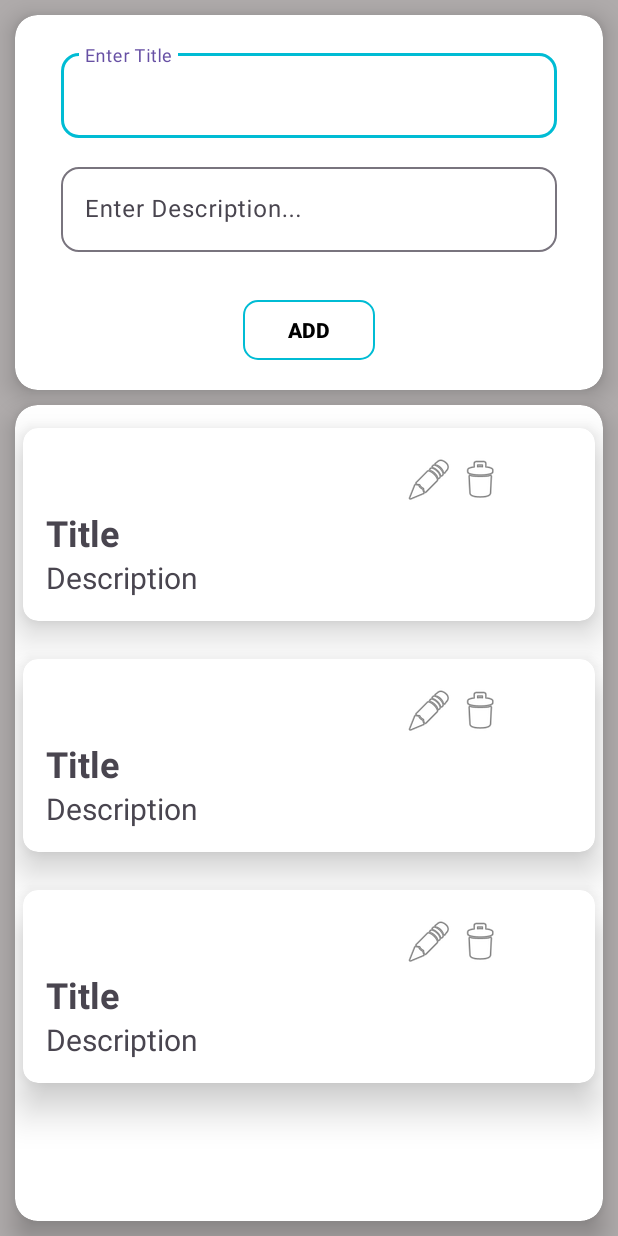
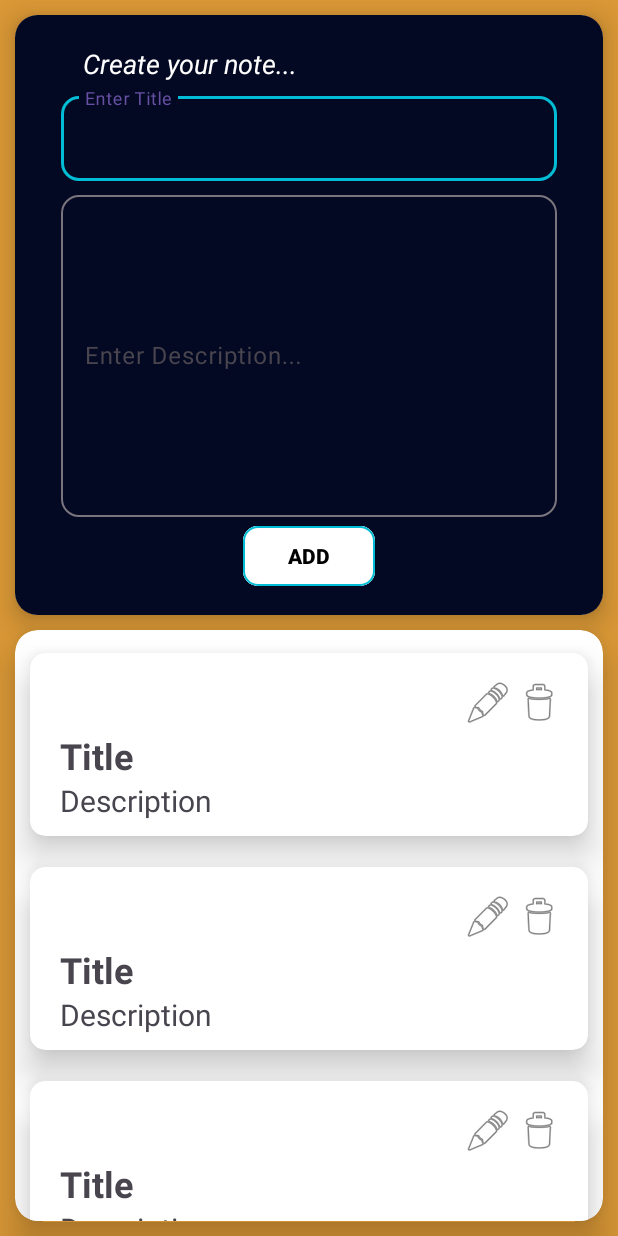
Before and after one commit to salauddin96/FireStoreFirebase, an Android app: the layout activity_main.xml on its own in the app's theme, with its tools: preview values and no code run, on a phone screen of 412 x 824 dp. Run offline under Robolectric (Android 15) with nearby library versions, the phone set to English and light mode, and no system bars.

Commit message:
upadete activity

```diff
--- /dev/null
+++ b/app/src/main/res/drawable/edit.xml
@@ -0,0 +1,5 @@
+<vector android:height="24dp" android:tint="#000000"
+    android:viewportHeight="24" android:viewportWidth="24"
+    android:width="24dp" xmlns:android="http://schemas.android.com/apk/res/android">
+    <path android:fillColor="@android:color/white" android:pathData="M3,10h11v2H3V10zM3,8h11V6H3V8zM3,16h7v-2H3V16zM18.01,12.87l0.71,-0.71c0.39,-0.39 1.02,-0.39 1.41,0l0.71,0.71c0.39,0.39 0.39,1.02 0,1.41l-0.71,0.71L18.01,12.87zM17.3,13.58l-5.3,5.3V21h2.12l5.3,-5.3L17.3,13.58z"/>
+</vector>
--- a/app/src/main/res/layout/activity_main.xml
+++ b/app/src/main/res/layout/activity_main.xml
@@ -4,13 +4,13 @@
     xmlns:tools="http://schemas.android.com/tools"
     android:layout_width="match_parent"
     android:layout_height="match_parent"
-    android:background="#AFABAB"
+    android:background="#DA9836"
     tools:context=".MainActivity">
 
     <androidx.cardview.widget.CardView
         android:id="@+id/cardView"
         android:layout_width="match_parent"
-        android:layout_height="250dp"
+        android:layout_height="400dp"
         android:layout_marginStart="5dp"
         android:layout_marginEnd="5dp"
         app:cardCornerRadius="15dp"
@@ -22,16 +22,31 @@
 
         <androidx.constraintlayout.widget.ConstraintLayout
             android:layout_width="match_parent"
+            android:layout_height="match_parent"
+            android:background="#040923"
             android:paddingLeft="15dp"
-            android:paddingRight="15dp"
-            android:layout_height="match_parent">
+            android:paddingRight="15dp">
+
+            <TextView
+                android:id="@+id/writeTxt"
+                android:layout_width="match_parent"
+                android:layout_height="wrap_content"
+                android:layout_marginTop="20dp"
+                android:paddingLeft="30dp"
+                android:text="Create your note..."
+                android:textSize="18sp"
+                android:textStyle="italic"
+                android:textColor="@color/white"
+                app:layout_constraintEnd_toEndOf="parent"
+                app:layout_constraintStart_toStartOf="parent"
+                app:layout_constraintTop_toTopOf="parent" />
 
             <com.google.android.material.textfield.TextInputLayout
                 android:id="@+id/layout1"
                 style="@style/Widget.Material3.CardView.Outlined"
                 android:layout_width="match_parent"
                 android:layout_height="wrap_content"
-                android:layout_marginTop="20dp"
+                android:layout_marginTop="4dp"
                 android:hint="Enter Title"
                 android:paddingLeft="15dp"
                 android:paddingRight="15dp"
@@ -40,12 +55,14 @@
                 app:endIconMode="clear_text"
                 app:layout_constraintEnd_toEndOf="parent"
                 app:layout_constraintStart_toStartOf="parent"
-                app:layout_constraintTop_toTopOf="parent">
+                app:layout_constraintTop_toBottomOf="@+id/writeTxt">
 
                 <com.google.android.material.textfield.TextInputEditText
                     android:id="@+id/enterEtxt"
+                    android:lines="1"
+                    android:textColor="@color/white"
                     android:layout_width="match_parent"
-                    android:layout_height="wrap_content" />
+                    android:layout_height="match_parent" />
 
 
             </com.google.android.material.textfield.TextInputLayout>
@@ -55,21 +72,19 @@
                 android:id="@+id/layout2"
                 style="@style/Widget.Material3.CardView.Outlined"
                 android:layout_width="match_parent"
-                android:layout_height="wrap_content"
-                android:layout_marginTop="10dp"
+                android:layout_height="220dp"
+                android:layout_marginTop="4dp"
                 android:hint="Enter Description..."
                 android:paddingLeft="15dp"
                 android:paddingRight="15dp"
                 app:endIconMode="clear_text"
-                app:layout_constraintBottom_toBottomOf="parent"
                 app:layout_constraintEnd_toEndOf="parent"
-                app:layout_constraintHorizontal_bias="0.833"
                 app:layout_constraintStart_toStartOf="parent"
-                app:layout_constraintTop_toBottomOf="@+id/layout1"
-                app:layout_constraintVertical_bias="0.04">
+                app:layout_constraintTop_toBottomOf="@+id/layout1">
 
                 <com.google.android.material.textfield.TextInputEditText
                     android:id="@+id/enterEdes"
+                    android:textColor="@color/white"
                     android:layout_width="match_parent"
                     android:layout_height="match_parent"
                     android:inputType="textMultiLine" />
@@ -82,7 +97,6 @@
                 android:layout_width="wrap_content"
                 android:layout_height="wrap_content"
                 android:layout_gravity="center"
-                android:layout_marginBottom="16dp"
                 android:backgroundTint="@color/white"
                 android:text="ADD"
                 android:textColor="@color/black"
@@ -91,6 +105,8 @@
                 app:layout_constraintBottom_toBottomOf="parent"
                 app:layout_constraintEnd_toEndOf="parent"
                 app:layout_constraintStart_toStartOf="parent"
+                app:layout_constraintTop_toBottomOf="@id/layout2"
+                app:layout_constraintVertical_bias="0.111"
                 app:strokeColor="#00BCD4"
                 app:strokeWidth="1dp" />
 
@@ -107,7 +123,7 @@
         android:layout_margin="10dp"
         android:layout_marginBottom="10dp"
         app:cardCornerRadius="15dp"
-        app:cardElevation="10dp"
+        app:cardElevation="15dp"
         app:layout_constraintBottom_toBottomOf="parent"
         app:layout_constraintEnd_toEndOf="parent"
         app:layout_constraintStart_toStartOf="parent"
--- a/app/src/main/res/layout/lits_item.xml
+++ b/app/src/main/res/layout/lits_item.xml
@@ -5,24 +5,25 @@
     android:layout_height="wrap_content"
     xmlns:app="http://schemas.android.com/apk/res-auto"
     android:layout_marginTop="15dp"
-    android:layout_marginStart="5dp"
-    android:layout_marginEnd="5dp"
-    android:layout_marginBottom="10dp"
+    android:layout_marginStart="10dp"
+    android:layout_marginEnd="10dp"
+    android:layout_marginBottom="5dp"
     app:cardElevation="15dp"
     app:cardCornerRadius="10dp">
 
     <androidx.constraintlayout.widget.ConstraintLayout
         android:layout_width="match_parent"
         android:layout_height="match_parent"
-        android:padding="15dp">
+        android:layout_margin="10dp"
+        >
 
 
         <ImageButton
             android:id="@+id/editBtn"
             android:layout_width="30dp"
             android:layout_height="30dp"
-            android:layout_marginStart="240dp"
-            android:layout_marginTop="4dp"
+            android:layout_marginStart="280dp"
+            android:layout_marginTop="8dp"
             android:backgroundTint="@color/white"
             android:src="@android:drawable/ic_menu_edit"
             app:layout_constraintStart_toStartOf="parent"
@@ -47,6 +48,8 @@
             android:layout_width="match_parent"
             android:layout_height="wrap_content"
             android:layout_marginTop="4dp"
+            android:layout_marginStart="10dp"
+            android:layout_marginEnd="10dp"
             android:text="Title"
             android:textSize="24sp"
             android:textStyle="bold"
@@ -60,6 +63,8 @@
             android:layout_width="match_parent"
             android:layout_height="wrap_content"
             android:text="Description"
+            android:layout_marginStart="10dp"
+            android:layout_marginEnd="10dp"
             android:textSize="20sp"
             app:layout_constraintBottom_toBottomOf="parent"
             app:layout_constraintEnd_toEndOf="parent"
```
